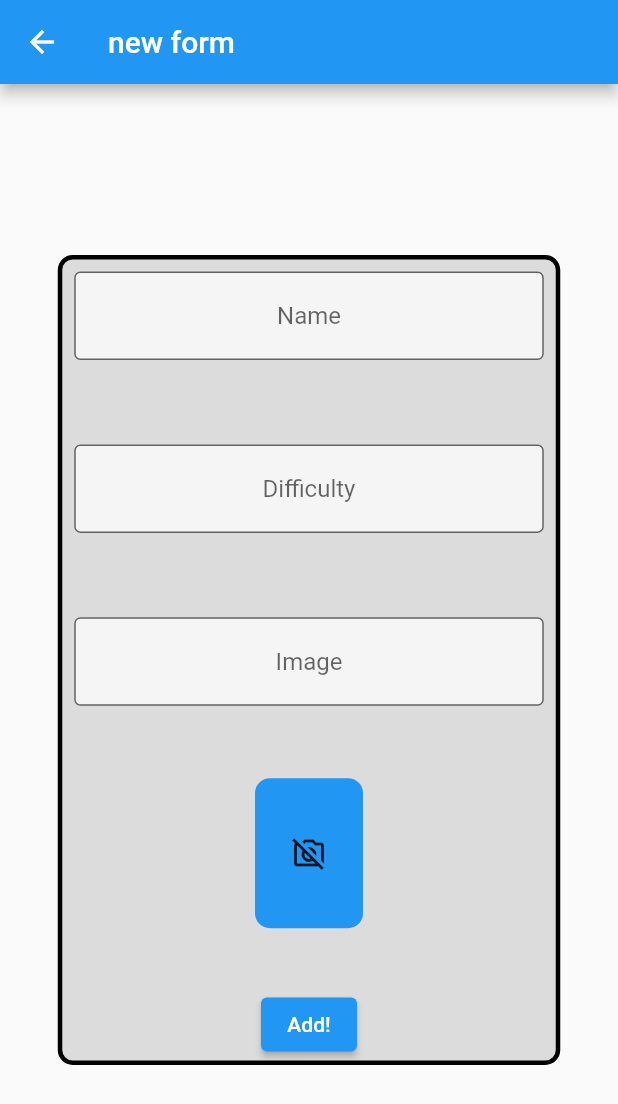
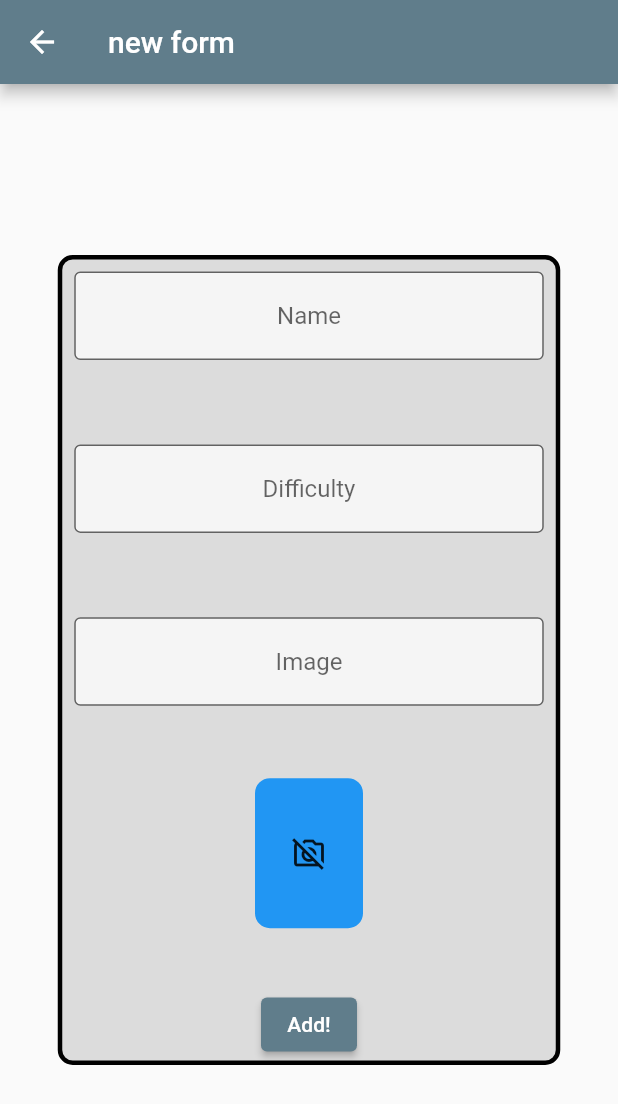
Before and after one commit to AlefMenez/tasks, a Flutter app: the screen it shows after launch, after a tap on the "add" icon, on a phone screen of 412 x 824 dp. Shown: the top 1104 px of the screen. Run offline on Flutter 3.47's test engine with Material 2 defaults, Android fonts, the light colour scheme and no system bars; our stand-ins replace sqflite; accounts and stored records are empty; network calls fail.

Commit message:
adicionando temas customizados

```diff
--- a/primeiro_projeto/lib/data/task_dao.dart
+++ b/primeiro_projeto/lib/data/task_dao.dart
@@ -15,15 +15,12 @@ class TaskDao {
   static const String _image = 'image';
 
   save(Task tarefa) async {
-    print('Iniciando o save: ');
     final Database bancoDeDados = await getDatabase();
     var itemExists = await find(tarefa.nome);
     Map<String, dynamic> taskMap = toMap(tarefa);
     if (itemExists.isEmpty) {
-      print('a Tarefa não Existia.');
       return await bancoDeDados.insert(_tablename, taskMap);
     } else {
-      print('a Tarefa existia!');
       return await bancoDeDados.update(
         _tablename,
         taskMap,
@@ -34,26 +31,21 @@ class TaskDao {
   }
 
   Map<String, dynamic> toMap(Task tarefa) {
-    print('Convertendo to Map: ');
     final Map<String, dynamic> mapaDeTarefas = Map();
     mapaDeTarefas[_name] = tarefa.nome;
     mapaDeTarefas[_difficulty] = tarefa.dificuldade;
     mapaDeTarefas[_image] = tarefa.foto;
-    print('Mapa de Tarefas: $mapaDeTarefas');
     return mapaDeTarefas;
   }
 
   Future<List<Task>> findAll() async {
-    print('Acessando o findAll: ');
     final Database bancoDeDados = await getDatabase();
     final List<Map<String, dynamic>> result =
         await bancoDeDados.query(_tablename);
-    print('Procurando dados no banco de dados... encontrado: $result');
     return toList(result);
   }
 
   List<Task> toList(List<Map<String, dynamic>> mapaDeTarefas) {
-    print('Convertendo to List:');
     final List<Task> tarefas = [];
     for (Map<String, dynamic> linha in mapaDeTarefas) {
       final Task tarefa = Task(
@@ -63,23 +55,19 @@ class TaskDao {
       );
       tarefas.add(tarefa);
     }
-    print('Lista de Tarefas: ${tarefas.toString()}');
+
     return tarefas;
   }
 
   Future<List<Task>> find(String nomeDaTarefa) async {
-    print('Acessando find: ');
     final Database bancoDeDados = await getDatabase();
-    print('Procurando tarefa com o nome: ${nomeDaTarefa}');
     final List<Map<String, dynamic>> result = await bancoDeDados
         .query(_tablename, where: '$_name = ?', whereArgs: [nomeDaTarefa]);
-    print('Tarefa encontrada: ${toList(result)}');
 
     return toList(result);
   }
 
   delete(String nomeDaTarefa) async {
-    print('Deletando tarefa: $nomeDaTarefa');
     final Database bancoDeDados = await getDatabase();
     return await bancoDeDados.delete(
       _tablename,
--- a/primeiro_projeto/lib/main.dart
+++ b/primeiro_projeto/lib/main.dart
@@ -1,7 +1,8 @@
 import 'package:flutter/material.dart';
 import 'package:refazendo_projeto/data/task_inherited.dart';
 import 'package:refazendo_projeto/screens/initial_screen.dart';
-import 'package:refazendo_projeto/screens/form_screen.dart';
+import 'package:refazendo_projeto/themes/my_theme.dart';
+
 
 void main() {
   runApp(const MyApp());
@@ -14,10 +15,8 @@ class MyApp extends StatelessWidget {
   Widget build(BuildContext context) {
     return MaterialApp(
       title: 'Flutter Demo',
-      theme: ThemeData(
-        primarySwatch: Colors.blue,
-      ),
-      home:  TaskInherited(child: InitialScreen()),
+      theme: myTheme,
+      home:  TaskInherited(child: const InitialScreen()),
     );
   }
 }
--- a/primeiro_projeto/lib/screens/form_screen.dart
+++ b/primeiro_projeto/lib/screens/form_screen.dart
@@ -1,5 +1,5 @@
 import 'package:flutter/material.dart';
-import 'package:flutter/rendering.dart';
+
 import 'package:refazendo_projeto/components/task.dart';
 import 'package:refazendo_projeto/data/task_dao.dart';
 
--- a/primeiro_projeto/lib/screens/initial_screen.dart
+++ b/primeiro_projeto/lib/screens/initial_screen.dart
@@ -3,7 +3,7 @@ import 'package:refazendo_projeto/components/task.dart';
 import 'package:refazendo_projeto/data/task_dao.dart';
 import 'package:refazendo_projeto/screens/form_screen.dart';
 
-import '../data/task_inherited.dart';
+
 
 class InitialScreen extends StatefulWidget {
   const InitialScreen({Key? key}) : super(key: key);
@@ -21,12 +21,12 @@ class _InitialScreenState extends State<InitialScreen> {
         actions: [
           IconButton(onPressed: () {setState(() {
 
-          });}, icon: Icon(Icons.refresh))
+          });}, icon: const Icon(Icons.refresh))
         ],
         title: const Text('Tarefas'),
       ),
       body: Padding(
-        padding: EdgeInsets.only(top: 8, bottom: 70),
+        padding: const EdgeInsets.only(top: 8, bottom: 70),
         child: FutureBuilder<List<Task>>(
             future: TaskDao().findAll(),
             builder: (context, snapshot) {
@@ -35,30 +35,29 @@ class _InitialScreenState extends State<InitialScreen> {
                 case ConnectionState.none:
                   return Center(
                       child: Column(
-                    children: [
+                    children: const [
                       CircularProgressIndicator(),
                       Text('Carregando'),
                     ],
                   ));
-                  break;
+
                 case ConnectionState.waiting:
                   return Center(
                       child: Column(
-                    children: [
+                    children: const [
                       CircularProgressIndicator(),
                       Text('Carregando'),
                     ],
                   ));
-                  break;
+
                 case ConnectionState.active:
                   return Center(
                       child: Column(
-                    children: [
+                    children: const [
                       CircularProgressIndicator(),
                       Text('Carregando'),
                     ],
                   ));
-                  break;
                 case ConnectionState.done:
                   if (snapshot.hasData && items != null) {
                     if (items.isNotEmpty) {
@@ -70,7 +69,7 @@ class _InitialScreenState extends State<InitialScreen> {
                           });
                     }
                     return Center(
-                      child: Column(children: [
+                      child: Column(children: const [
                         Icon(
                           Icons.error_outline,
                           size: 128,
@@ -84,11 +83,8 @@ class _InitialScreenState extends State<InitialScreen> {
                       ]),
                     );
                   }
-                  return Text('Erro ao carregar Tarefas');
-
-                  break;
+                  return const Text('Erro ao carregar Tarefas');
               }
-              return Text('Error desconhecido');
             }),
       ),
       floatingActionButton: FloatingActionButton(
--- /dev/null
+++ b/primeiro_projeto/lib/themes/my_theme.dart
@@ -0,0 +1,11 @@
+import 'package:flutter/material.dart';
+
+ThemeData myTheme = ThemeData(
+  primaryColor: Colors.blueGrey,
+  colorScheme: ColorScheme.fromSwatch(
+    primarySwatch: Colors.blueGrey,
+  ).copyWith(
+    secondary: Colors.blueGrey[300],
+    surface: Colors.blue,
+  ),
+);
```
